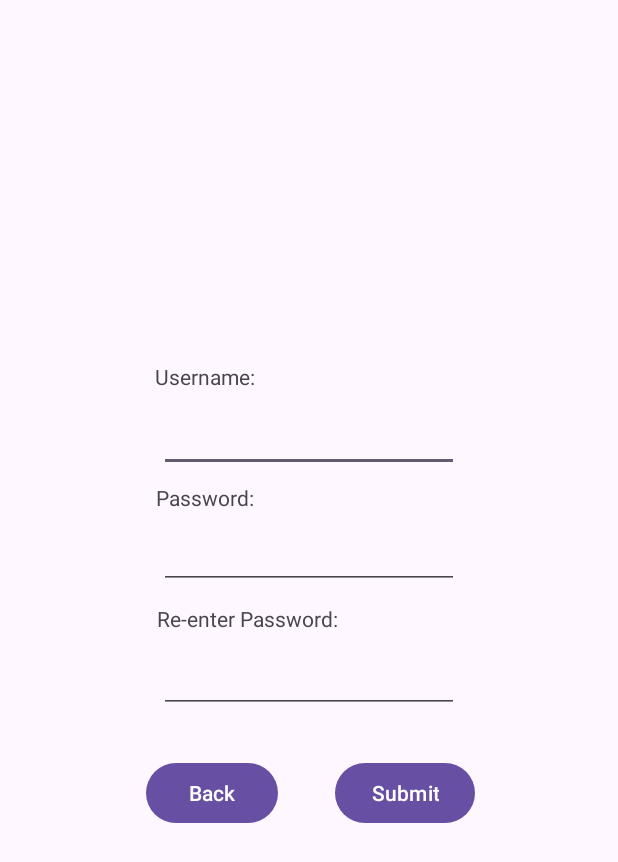
After one commit to AnotherMichael8/CSE5236-Android-App, an Android app: the layout fragment_register_page.xml on its own in the app's theme, with its tools: preview values and no code run, on a phone screen of 412 x 824 dp. The commit adds this screen. Shown: the top 862 px of the screen. Run offline under Robolectric (Android 15) with nearby library versions, the phone set to English and light mode, and no system bars.

Commit message:
Created Sign Up Page Fragment
Self Explanatory

```diff
--- /dev/null
+++ b/app/src/main/java/com/example/cse5236mobileapp/SignUpPageFragment.kt
@@ -0,0 +1,22 @@
+package com.example.cse5236mobileapp
+
+import android.os.Bundle
+import android.view.LayoutInflater
+import android.view.View
+import android.view.ViewGroup
+import androidx.fragment.app.Fragment
+import com.example.cse5236mobileapp.databinding.FragmentRegisterPageBinding
+
+class SignUpPageFragment : Fragment() {
+
+    private lateinit var binding: FragmentRegisterPageBinding
+
+    override fun onCreateView(
+        inflater: LayoutInflater,
+        container: ViewGroup?,
+        savedInstanceState: Bundle?
+    ): View? {
+        binding = FragmentRegisterPageBinding.inflate(inflater, container, false)
+        return super.onCreateView(inflater, container, savedInstanceState)
+    }
+}
--- /dev/null
+++ b/app/src/main/res/layout/fragment_register_page.xml
@@ -0,0 +1,94 @@
+<?xml version="1.0" encoding="utf-8"?>
+<androidx.constraintlayout.widget.ConstraintLayout xmlns:android="http://schemas.android.com/apk/res/android"
+    xmlns:tools="http://schemas.android.com/tools"
+    xmlns:app="http://schemas.android.com/apk/res-auto"
+    android:id="@+id/registration_page"
+    android:layout_width="match_parent"
+    android:layout_height="match_parent"
+    tools:context=".UserAccountActivity">
+
+    <TextView
+        android:id="@+id/textView"
+        android:layout_width="wrap_content"
+        android:layout_height="wrap_content"
+        android:text="@string/username_registration_text"
+        app:layout_constraintBottom_toBottomOf="parent"
+        app:layout_constraintTop_toTopOf="parent"
+        app:layout_constraintStart_toStartOf="parent"
+        app:layout_constraintEnd_toEndOf="parent"
+        app:layout_constraintVertical_bias=".3"
+        app:layout_constraintHorizontal_bias="0.3"
+        />
+    <EditText
+        android:layout_width="200dp"
+        android:layout_height="40dp"
+        app:layout_constraintBottom_toBottomOf="parent"
+        app:layout_constraintTop_toTopOf="parent"
+        app:layout_constraintStart_toStartOf="parent"
+        app:layout_constraintEnd_toEndOf="parent"
+        app:layout_constraintVertical_bias=".35"
+        />
+
+    <TextView
+        android:layout_width="wrap_content"
+        android:layout_height="wrap_content"
+        android:text="@string/password_registration_text"
+        app:layout_constraintBottom_toBottomOf="parent"
+        app:layout_constraintTop_toTopOf="parent"
+        app:layout_constraintStart_toStartOf="parent"
+        app:layout_constraintEnd_toEndOf="parent"
+        app:layout_constraintVertical_bias=".4"
+        app:layout_constraintHorizontal_bias=".3"
+        />
+    <EditText
+        android:layout_width="200dp"
+        android:layout_height="40dp"
+        app:layout_constraintBottom_toBottomOf="parent"
+        app:layout_constraintTop_toTopOf="parent"
+        app:layout_constraintStart_toStartOf="parent"
+        app:layout_constraintEnd_toEndOf="parent"
+        app:layout_constraintVertical_bias=".45"
+        />
+
+    <TextView
+        android:layout_width="wrap_content"
+        android:layout_height="wrap_content"
+        android:text="@string/reenter_password_registration_text"
+        app:layout_constraintBottom_toBottomOf="parent"
+        app:layout_constraintTop_toTopOf="parent"
+        app:layout_constraintStart_toStartOf="parent"
+        app:layout_constraintEnd_toEndOf="parent"
+        app:layout_constraintHorizontal_bias=".36"
+        />
+    <EditText
+        android:layout_width="200dp"
+        android:layout_height="40dp"
+        app:layout_constraintBottom_toBottomOf="parent"
+        app:layout_constraintTop_toTopOf="parent"
+        app:layout_constraintStart_toStartOf="parent"
+        app:layout_constraintEnd_toEndOf="parent"
+        app:layout_constraintVertical_bias=".555"
+        />
+    <Button
+        android:layout_width="wrap_content"
+        android:layout_height="wrap_content"
+        android:text="@string/submit_button_text"
+        app:layout_constraintBottom_toBottomOf="parent"
+        app:layout_constraintTop_toTopOf="parent"
+        app:layout_constraintStart_toStartOf="parent"
+        app:layout_constraintEnd_toEndOf="parent"
+        app:layout_constraintVertical_bias=".65"
+        app:layout_constraintHorizontal_bias=".7"
+        />
+    <Button
+        android:layout_width="wrap_content"
+        android:layout_height="wrap_content"
+        android:text="@string/back_button_text"
+        app:layout_constraintBottom_toBottomOf="parent"
+        app:layout_constraintTop_toTopOf="parent"
+        app:layout_constraintStart_toStartOf="parent"
+        app:layout_constraintEnd_toEndOf="parent"
+        app:layout_constraintVertical_bias=".65"
+        app:layout_constraintHorizontal_bias=".3"
+        />
+</androidx.constraintlayout.widget.ConstraintLayout>
--- a/app/src/main/res/values/strings.xml
+++ b/app/src/main/res/values/strings.xml
@@ -2,4 +2,10 @@
     <string name="app_name">CSE5236 Mobile App</string>
     <string name="intro_text">Welcome to the Tournament App!</string>
     <string name="button_to_register_screen">Register</string>
+    <!--  Strings for Sign Up Fragment  -->
+    <string name="username_registration_text">Username:</string>
+    <string name="password_registration_text">Password:</string>
+    <string name="reenter_password_registration_text">Re-enter Password:</string>
+    <string name="submit_button_text">Submit</string>
+    <string name="back_button_text">Back</string>
 </resources>
```
